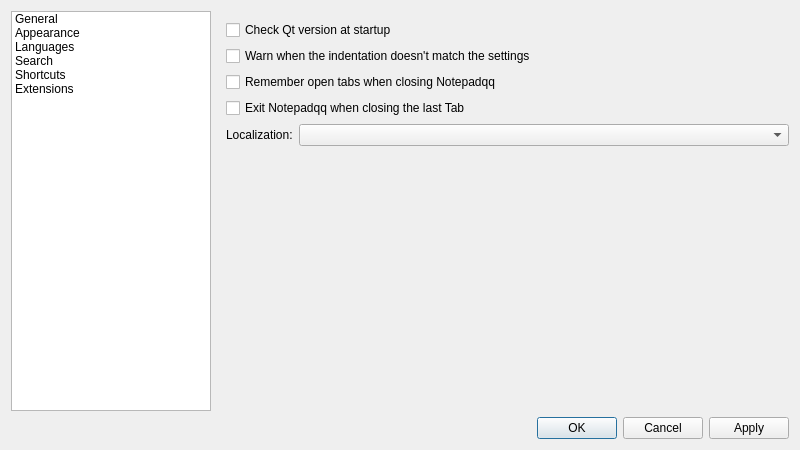
notepadqq/notepadqq, file src/ui/frmpreferences.ui: the form before one commit.
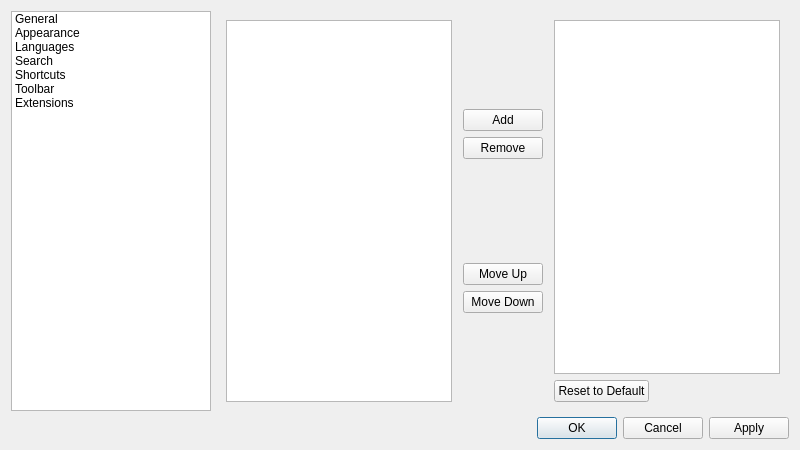
The form after the commit. Icons and pictures are not drawn.

The edit to the form file:
```diff
--- a/src/ui/frmpreferences.ui
+++ b/src/ui/frmpreferences.ui
@@ -76,6 +76,11 @@
          <string>Shortcuts</string>
         </property>
        </item>
+       <item>
+        <property name="text">
+         <string>Toolbar</string>
+        </property>
+       </item>
        <item>
         <property name="text">
          <string>Extensions</string>
@@ -86,7 +91,7 @@
      <item>
       <widget class="QStackedWidget" name="stackedWidget">
        <property name="currentIndex">
-        <number>0</number>
+        <number>5</number>
        </property>
        <widget class="QWidget" name="pageGeneral">
         <layout class="QVBoxLayout" name="verticalLayout_6">
@@ -493,6 +498,107 @@
         </layout>
        </widget>
        <widget class="QWidget" name="pageShortcuts"/>
+       <widget class="QWidget" name="pageToolbar">
+        <layout class="QHBoxLayout" name="horizontalLayout_4">
+         <item>
+          <widget class="QListWidget" name="listToolbarAll"/>
+         </item>
+         <item>
+          <layout class="QVBoxLayout" name="verticalLayout_10" stretch="0,0">
+           <property name="sizeConstraint">
+            <enum>QLayout::SetDefaultConstraint</enum>
+           </property>
+           <item>
+            <widget class="QWidget" name="widget" native="true">
+             <property name="sizePolicy">
+              <sizepolicy hsizetype="Preferred" vsizetype="Maximum">
+               <horstretch>0</horstretch>
+               <verstretch>0</verstretch>
+              </sizepolicy>
+             </property>
+             <layout class="QVBoxLayout" name="verticalLayout_12">
+              <property name="leftMargin">
+               <number>5</number>
+              </property>
+              <property name="rightMargin">
+               <number>5</number>
+              </property>
+              <item>
+               <widget class="QPushButton" name="btnToolbarAdd">
+                <property name="text">
+                 <string>Add</string>
+                </property>
+               </widget>
+              </item>
+              <item>
+               <widget class="QPushButton" name="btnToolbarRemove">
+                <property name="text">
+                 <string>Remove</string>
+                </property>
+               </widget>
+              </item>
+             </layout>
+            </widget>
+           </item>
+           <item>
+            <widget class="QWidget" name="widget_2" native="true">
+             <property name="sizePolicy">
+              <sizepolicy hsizetype="Preferred" vsizetype="Maximum">
+               <horstretch>0</horstretch>
+               <verstretch>0</verstretch>
+              </sizepolicy>
+             </property>
+             <layout class="QVBoxLayout" name="verticalLayout_13">
+              <property name="leftMargin">
+               <number>5</number>
+              </property>
+              <property name="rightMargin">
+               <number>5</number>
+              </property>
+              <item>
+               <widget class="QPushButton" name="btnToolbarUp">
+                <property name="text">
+                 <string>Move Up</string>
+                </property>
+               </widget>
+              </item>
+              <item>
+               <widget class="QPushButton" name="btnToolbarDown">
+                <property name="text">
+                 <string>Move Down</string>
+                </property>
+               </widget>
+              </item>
+             </layout>
+            </widget>
+           </item>
+          </layout>
+         </item>
+         <item>
+          <layout class="QVBoxLayout" name="verticalLayout_11">
+           <item>
+            <widget class="QListWidget" name="listToolbarCurrent"/>
+           </item>
+           <item>
+            <widget class="QPushButton" name="btnToolbarReset">
+             <property name="sizePolicy">
+              <sizepolicy hsizetype="Maximum" vsizetype="Fixed">
+               <horstretch>0</horstretch>
+               <verstretch>0</verstretch>
+              </sizepolicy>
+             </property>
+             <property name="layoutDirection">
+              <enum>Qt::LeftToRight</enum>
+             </property>
+             <property name="text">
+              <string>Reset to Default</string>
+             </property>
+            </widget>
+           </item>
+          </layout>
+         </item>
+        </layout>
+       </widget>
        <widget class="QWidget" name="pageExtensions">
         <layout class="QVBoxLayout" name="verticalLayout_7">
          <property name="leftMargin">
```
